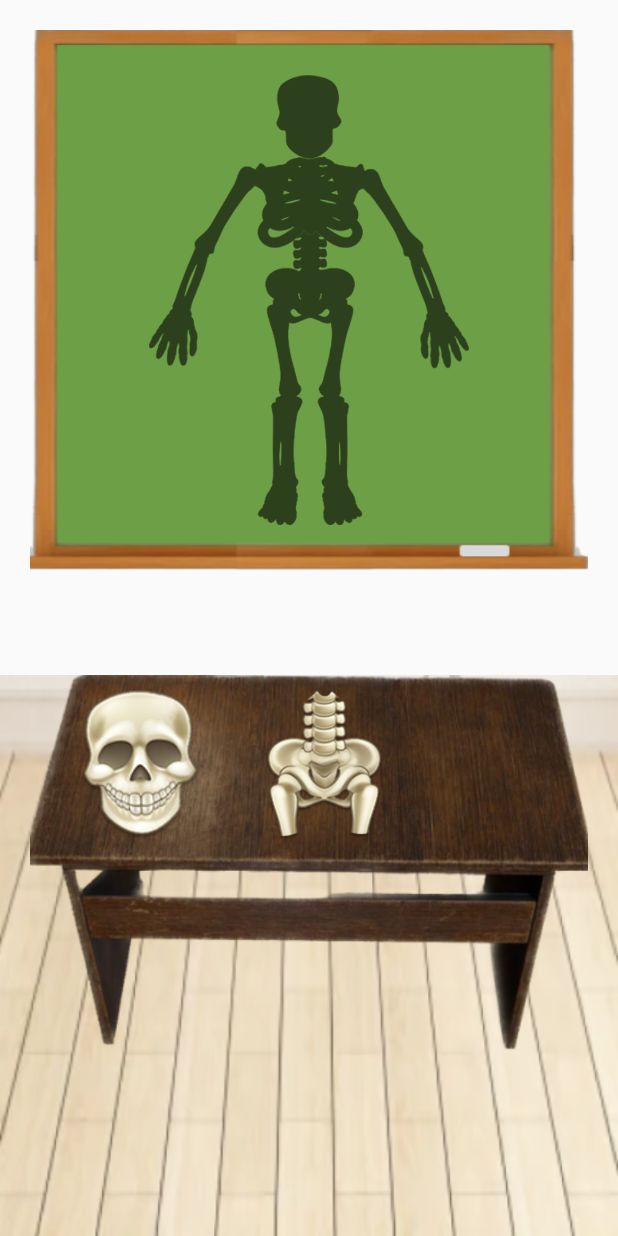
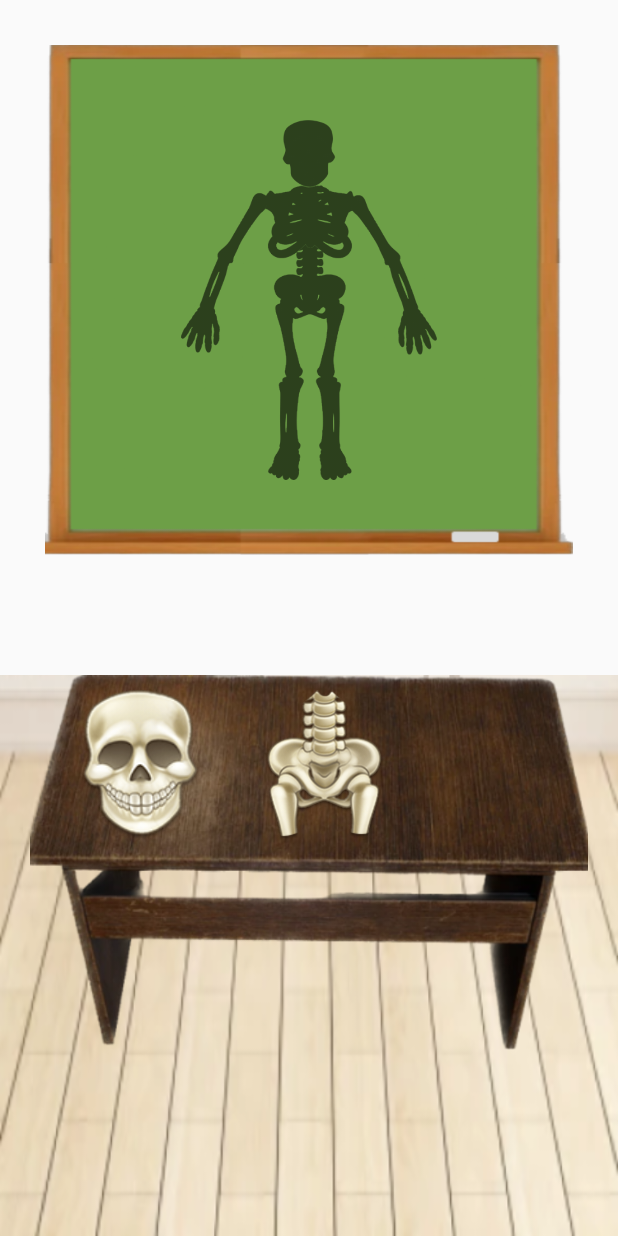
Before and after one commit to xujamov/Quiz, an Android app: the BodyActivity screen opened directly, with no data from a screen before it, on a phone screen of 412 x 824 dp. Run offline under Robolectric (Android 15) with nearby library versions, the phone set to English and light mode, and no system bars; libraries missing offline, so code that uses them is left out: com.daimajia.androidanimations.

Commit message:
category win changes

```diff
--- a/app/src/main/res/layout/activity_body.xml
+++ b/app/src/main/res/layout/activity_body.xml
@@ -17,6 +17,8 @@
             android:id="@+id/body_frame"
             android:layout_width="wrap_content"
             android:layout_height="wrap_content"
+            android:layout_margin="30dp"
+            android:background="@drawable/doska"
             android:orientation="horizontal"
             android:padding="20dp">
 
@@ -24,8 +26,8 @@
                 android:id="@+id/imageView"
                 android:layout_width="match_parent"
                 android:layout_height="match_parent"
-                android:background="@drawable/doska"
-                android:padding="30dp"/>
+                android:layout_gravity="center"
+                android:padding="30dp" />
 
         </FrameLayout>
 
```
Also changed, not shown: app/src/main/java/com/example/quiz/BodyActivity.java (+16 -2 lines). Lines whose indentation alone changed are shown as unchanged.
